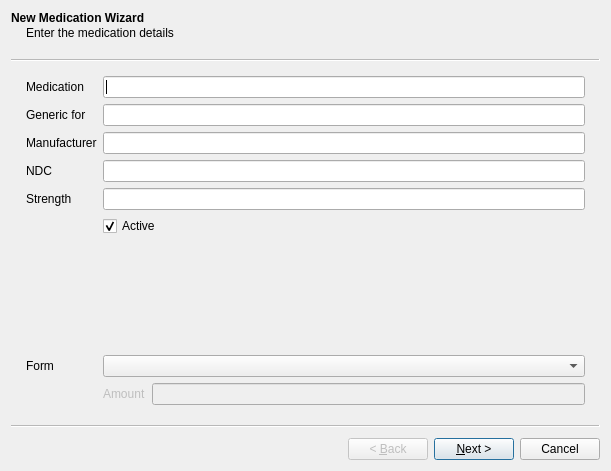
Above: mtrack/altermedicationwizard.ui from kyledevans/Medicine-Track before the change. Below: the same form after it.
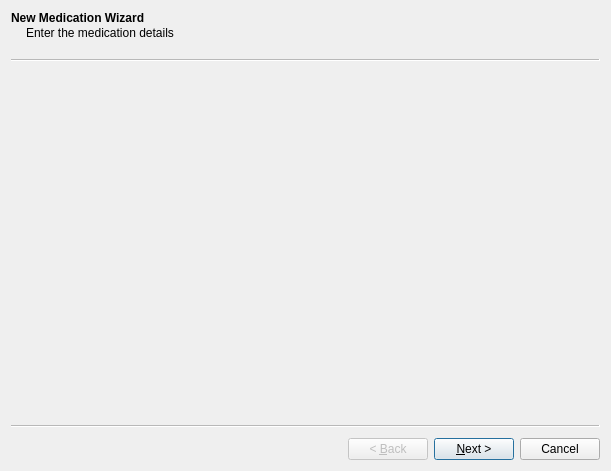
That is the form after the change. Custom widgets are drawn as their Qt base class.

```diff
--- a/mtrack/altermedicationwizard.ui
+++ b/mtrack/altermedicationwizard.ui
@@ -20,115 +20,6 @@
    <property name="subTitle">
     <string>Enter the medication details</string>
    </property>
-   <layout class="QFormLayout" name="formLayout_2">
-    <property name="fieldGrowthPolicy">
-     <enum>QFormLayout::AllNonFixedFieldsGrow</enum>
-    </property>
-    <item row="0" column="0">
-     <widget class="QLabel" name="medicationLabel">
-      <property name="text">
-       <string>Medication</string>
-      </property>
-     </widget>
-    </item>
-    <item row="0" column="1">
-     <widget class="QLineEdit" name="medicationField"/>
-    </item>
-    <item row="1" column="0">
-     <widget class="QLabel" name="genericLabel">
-      <property name="text">
-       <string>Generic for</string>
-      </property>
-     </widget>
-    </item>
-    <item row="1" column="1">
-     <widget class="QLineEdit" name="genericField"/>
-    </item>
-    <item row="2" column="0">
-     <widget class="QLabel" name="manufacturerLabel">
-      <property name="text">
-       <string>Manufacturer</string>
-      </property>
-     </widget>
-    </item>
-    <item row="2" column="1">
-     <widget class="QLineEdit" name="manufacturerField"/>
-    </item>
-    <item row="3" column="0">
-     <widget class="QLabel" name="ndcLabel">
-      <property name="text">
-       <string>NDC</string>
-      </property>
-     </widget>
-    </item>
-    <item row="3" column="1">
-     <widget class="QLineEdit" name="ndcField"/>
-    </item>
-    <item row="8" column="0">
-     <widget class="QLabel" name="formLabel">
-      <property name="text">
-       <string>Form</string>
-      </property>
-     </widget>
-    </item>
-    <item row="8" column="1">
-     <widget class="QComboBox" name="formBox"/>
-    </item>
-    <item row="9" column="1">
-     <layout class="QFormLayout" name="formLayout">
-      <item row="0" column="0">
-       <widget class="QLabel" name="amountLabel">
-        <property name="enabled">
-         <bool>false</bool>
-        </property>
-        <property name="text">
-         <string>Amount</string>
-        </property>
-       </widget>
-      </item>
-      <item row="0" column="1">
-       <widget class="QLineEdit" name="amountField">
-        <property name="enabled">
-         <bool>false</bool>
-        </property>
-       </widget>
-      </item>
-     </layout>
-    </item>
-    <item row="4" column="0">
-     <widget class="QLabel" name="strengthLabel">
-      <property name="text">
-       <string>Strength</string>
-      </property>
-     </widget>
-    </item>
-    <item row="4" column="1">
-     <widget class="QLineEdit" name="strengthField"/>
-    </item>
-    <item row="6" column="1">
-     <widget class="QCheckBox" name="activeCheckbox">
-      <property name="text">
-       <string>Active</string>
-      </property>
-      <property name="checked">
-       <bool>true</bool>
-      </property>
-     </widget>
-    </item>
-    <item row="7" column="1">
-     <spacer name="verticalSpacer_2">
-      <property name="orientation">
-       <enum>Qt::Vertical</enum>
-      </property>
-      <property name="sizeHint" stdset="0">
-       <size>
-        <width>20</width>
-        <height>40</height>
-       </size>
-      </property>
-     </spacer>
-    </item>
-   </layout>
   </widget>
   <widget class="QWizardPage" name="page1">
    <property name="title">
@@ -170,6 +61,20 @@
    </layout>
   </widget>
  </widget>
+ <customwidgets>
+  <customwidget>
+   <class>NMW_Page00</class>
+   <extends>QWizardPage</extends>
+   <header location="global">nmw_page00.h</header>
+   <container>1</container>
+  </customwidget>
+  <customwidget>
+   <class>NMW_Page01</class>
+   <extends>QWizardPage</extends>
+   <header location="global">nmw_page01.h</header>
+   <container>1</container>
+  </customwidget>
+ </customwidgets>
  <resources/>
  <connections/>
 </ui>
```
Left out of the diff: 35 changed lines with no effect on the pictures.
